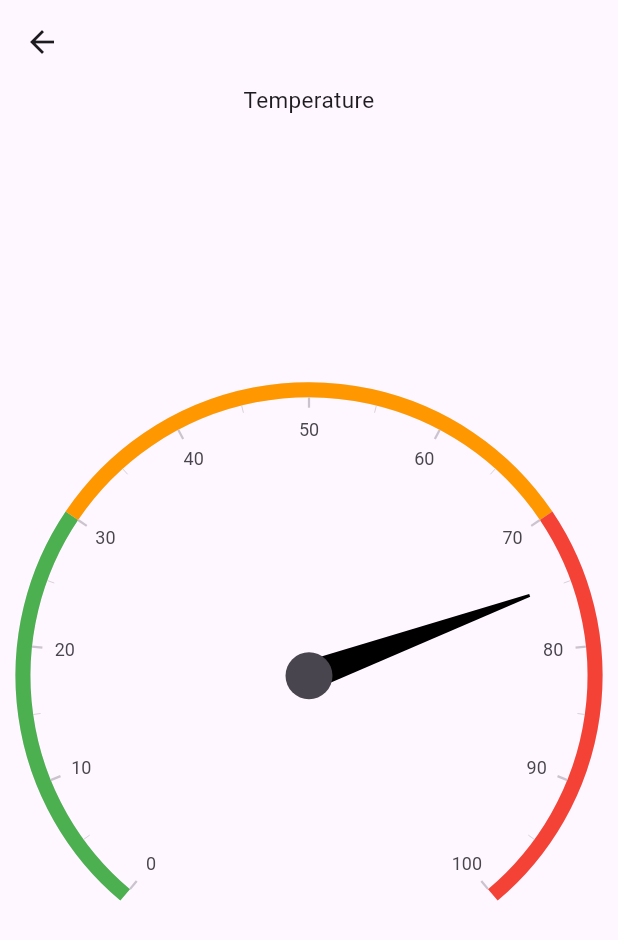
After one commit to Upside-Solutions-Pvt-Ltd/upside_component_lib, a Flutter app: the screen it shows after launch, after a tap on "Radial Gauge", on a phone screen of 412 x 824 dp. The commit adds this screen. Shown: the top 940 px of the screen. Run offline on Flutter 3.47's test engine with Material 3 defaults, Android fonts, the phone set to English and light mode, and no system bars; drawn by our look-alikes of syncfusion_flutter_gauges; our stand-ins replace flutter_svg, plugin_platform_interface, table_calendar, web.

Commit message:
basic radial gauge

```diff
--- /dev/null
+++ b/example/lib/component/radial_gauge_screen.dart
@@ -0,0 +1,14 @@
+import 'package:flutter/material.dart';
+import 'package:upside_component_lib/ui/component/gauges/radial_gauge.dart';
+
+class RadialGaugeScreen extends StatelessWidget {
+  const RadialGaugeScreen({super.key});
+
+  @override
+  Widget build(BuildContext context) {
+    return Scaffold(
+      appBar: AppBar(),
+      body: Center(child: const RadialGauge()),
+    );
+  }
+}
--- a/example/lib/main.dart
+++ b/example/lib/main.dart
@@ -1,20 +1,15 @@
 import 'package:flutter/material.dart';
-import 'package:upside_component_lib/ui/component/button/check_box.dart';
-import 'package:upside_component_lib/ui/component/button/radio_button.dart';
 import 'package:upside_component_lib_example/component/app_bar_with_drawer_screen.dart';
 import 'package:upside_component_lib_example/component/app_bar_with_search_screen.dart';
+import 'package:upside_component_lib_example/component/buttons_screen.dart';
+import 'package:upside_component_lib_example/component/check_box_screen.dart';
 import 'package:upside_component_lib_example/component/custom_header_screen.dart';
 import 'package:upside_component_lib_example/component/dial_picker_screen.dart';
 import 'package:upside_component_lib_example/component/form_field_screen.dart';
-import 'package:upside_component_lib_example/component/buttons_screen.dart';
 import 'package:upside_component_lib_example/component/modal_date_picker_screen.dart';
+import 'package:upside_component_lib_example/component/radial_gauge_screen.dart';
+import 'package:upside_component_lib_example/component/radio_button_screen.dart';
 import 'package:upside_component_lib_example/component/svg_icons_screen.dart';
-import 'package:upside_component_lib_example/component/check_box_screen.dart';
-import 'package:upside_component_lib_example/component/form_field_screen.dart';
-import 'package:upside_component_lib_example/component/buttons_screen.dart';
-import 'package:upside_component_lib_example/component/modal_date_picker_screen.dart';
-import 'package:upside_component_lib_example/component/radio_button_screen.dart';
-
 
 void main() {
   runApp(const MyApp());
@@ -139,6 +134,14 @@ class LandingScreen extends StatelessWidget {
             TextButton(
               onPressed: () {
                 Navigator.of(context).push(
+                  MaterialPageRoute(builder: (context) => RadialGaugeScreen()),
+                );
+              },
+              child: Text("Radial Gauge"),
+            ),
+            TextButton(
+              onPressed: () {
+                Navigator.of(context).push(
                   MaterialPageRoute(builder: (context) => RadioButtonScreen()),
                 );
               },
--- /dev/null
+++ b/lib/ui/component/gauges/radial_gauge.dart
@@ -0,0 +1,36 @@
+import 'package:flutter/material.dart';
+import 'package:syncfusion_flutter_gauges/gauges.dart';
+
+class RadialGauge extends StatefulWidget {
+  const RadialGauge({super.key});
+
+  @override
+  State<RadialGauge> createState() => _RadialGaugeState();
+}
+
+class _RadialGaugeState extends State<RadialGauge> {
+  @override
+  Widget build(BuildContext context) {
+    return SfRadialGauge(
+      title: GaugeTitle(text: 'Temperature'),
+      axes: [
+        RadialAxis(
+          minimum: 0,
+          maximum: 100,
+          ranges: [
+            GaugeRange(startValue: 0, endValue: 30, color: Colors.green),
+            GaugeRange(startValue: 30, endValue: 70, color: Colors.orange),
+            GaugeRange(startValue: 70, endValue: 100, color: Colors.red),
+          ],
+          pointers: [
+            NeedlePointer(
+              value: 75,
+              needleLength: 0.8,
+              needleColor: Colors.black,
+            ),
+          ],
+        ),
+      ],
+    );
+  }
+}
--- a/pubspec.yaml
+++ b/pubspec.yaml
@@ -16,6 +16,7 @@ dependencies:
   plugin_platform_interface: ^2.0.2
   table_calendar: ^3.2.0
   flutter_svg: ^2.2.0
+  syncfusion_flutter_gauges: ^30.2.6
 
 dev_dependencies:
   flutter_test:
```
Also changed, not shown: example/pubspec.lock, 1 other file.
